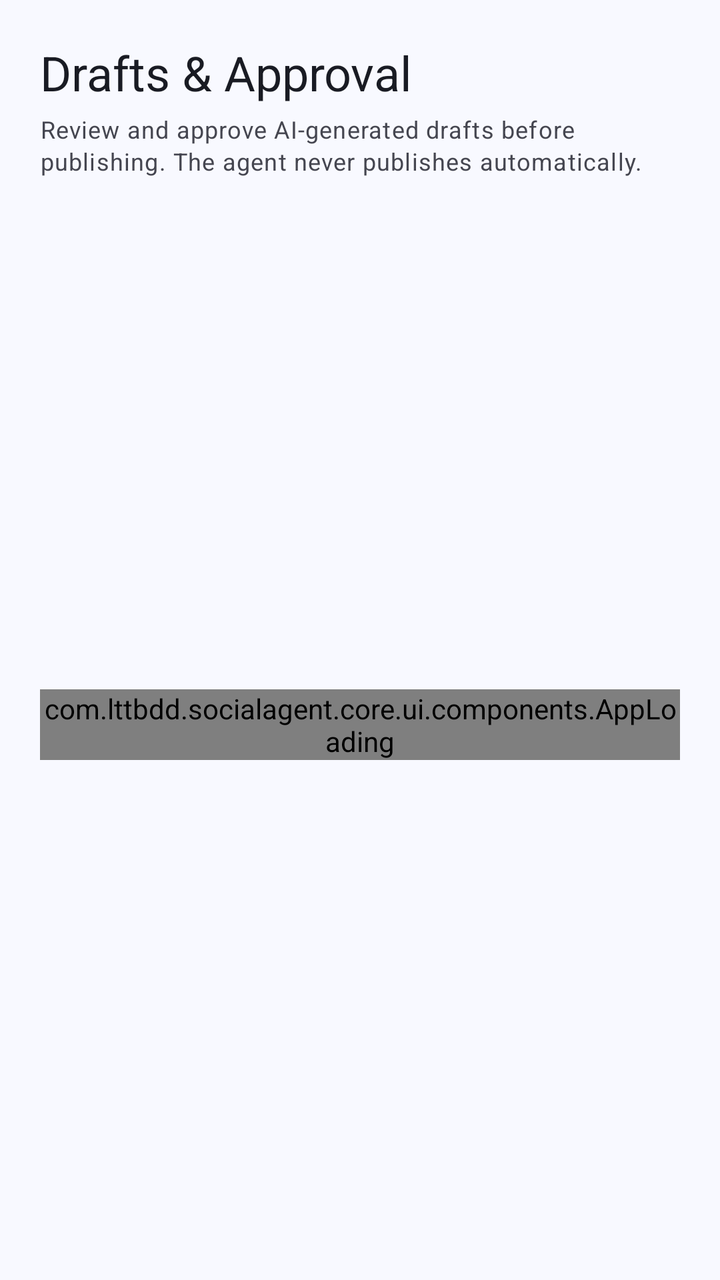
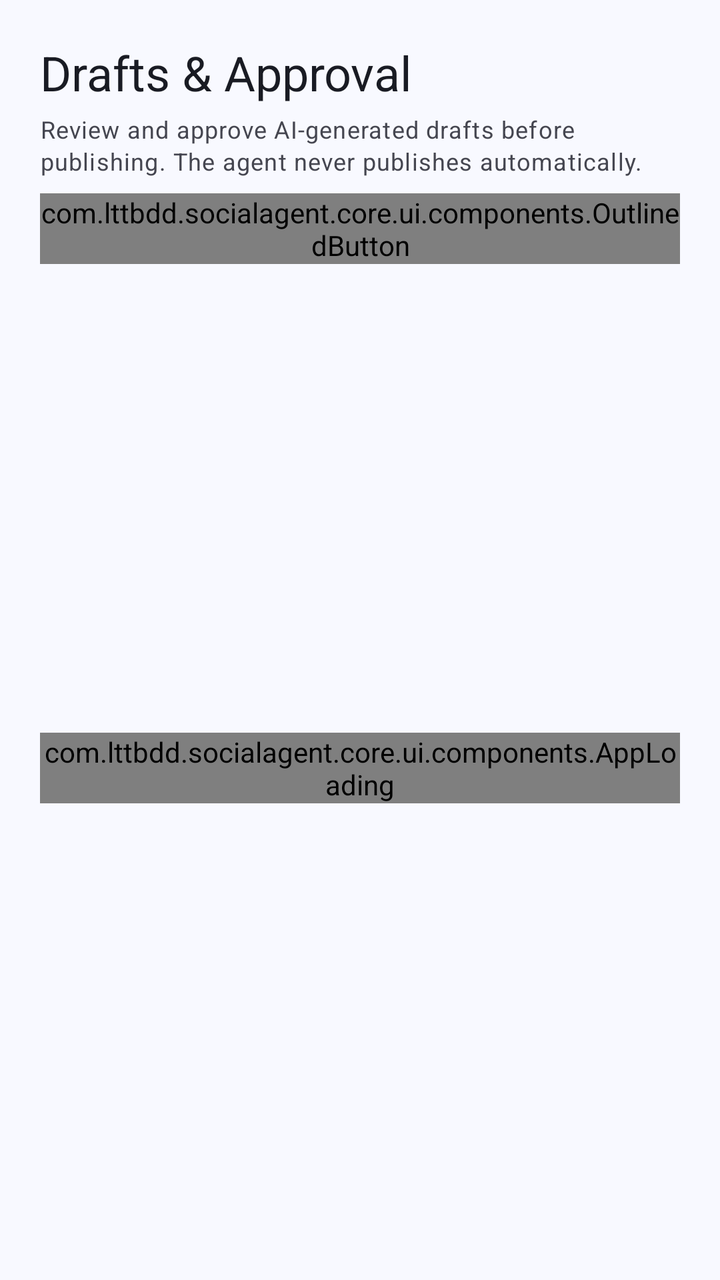

Screens rendered from an Android XML layout before and after an edit, with the pre-edit source and the edit as a unified diff.
<!-- AndroidManifest.xml: application theme Theme.SocialAgent -->
<!-- res/layout/fragment_review_drafts.xml -->
<?xml version="1.0" encoding="utf-8"?>
<LinearLayout xmlns:android="http://schemas.android.com/apk/res/android"
    android:layout_width="match_parent"
    android:layout_height="match_parent"
    android:orientation="vertical"
    android:padding="@dimen/screen_padding">

    <com.google.android.material.textview.MaterialTextView
        android:id="@+id/tvHeaderTitle"
        android:layout_width="match_parent"
        android:layout_height="wrap_content"
        android:text="@string/review_header_title"
        android:textAppearance="@style/TextAppearance.SocialAgent.Headline" />

    <com.google.android.material.textview.MaterialTextView
        android:id="@+id/tvHeaderSubtitle"
        android:layout_width="match_parent"
        android:layout_height="wrap_content"
        android:layout_marginTop="@dimen/component_spacing_xsmall"
        android:text="@string/review_header_subtitle"
        android:textAppearance="@style/TextAppearance.SocialAgent.Caption" />

    <FrameLayout
        android:layout_width="match_parent"
        android:layout_height="0dp"
        android:layout_marginTop="@dimen/component_spacing"
        android:layout_weight="1">

        <com.lttbdd.socialagent.core.ui.components.AppLoading
            android:id="@+id/loadingIndicator"
            android:layout_width="wrap_content"
            android:layout_height="wrap_content"
            android:layout_gravity="center"
            android:indeterminate="true" />

        <com.lttbdd.socialagent.core.ui.components.AppEmptyState
            android:id="@+id/emptyState"
            android:layout_width="match_parent"
            android:layout_height="wrap_content"
            android:layout_gravity="top"
            android:visibility="gone" />

        <androidx.recyclerview.widget.RecyclerView
            android:id="@+id/rvDrafts"
            android:layout_width="match_parent"
            android:layout_height="match_parent"
            android:clipToPadding="false"
            android:paddingBottom="@dimen/component_spacing"
            android:visibility="gone" />
    </FrameLayout>
</LinearLayout>
<!-- resources referenced by this layout -->
<resources>
  <dimen name="component_spacing">16dp</dimen>
  <dimen name="component_spacing_xsmall">4dp</dimen>
  <dimen name="screen_padding">20dp</dimen>
  <string name="review_header_subtitle">Review and approve AI-generated drafts before publishing. The agent never publishes automatically.</string>
  <string name="review_header_title">Drafts &amp; Approval</string>
  <style name="TextAppearance.SocialAgent.Caption" parent="TextAppearance.Material3.BodySmall">
          <item name="android:textColor">?attr/colorOnSurfaceVariant</item>
      </style>
  <style name="TextAppearance.SocialAgent.Headline" parent="TextAppearance.Material3.HeadlineSmall">
          <item name="android:textColor">?attr/colorOnSurface</item>
      </style>
  <color name="brand_primary">#4559A8</color>
  <color name="brand_on_primary">#FFFFFF</color>
  <color name="brand_primary_container">#E1E5FF</color>
  <color name="brand_on_primary_container">#101D5B</color>
  <color name="brand_secondary">#52647D</color>
  <color name="brand_on_secondary">#FFFFFF</color>
  <color name="brand_secondary_container">#D6E3FA</color>
  <color name="brand_on_secondary_container">#101D30</color>
  <color name="brand_background">#F8F9FF</color>
  <color name="brand_on_surface">#191B23</color>
  <color name="brand_surface">#F8F9FF</color>
  <color name="brand_surface_container_low">#F2F3FA</color>
  <color name="brand_surface_container">#ECEDF5</color>
  <color name="brand_surface_container_high">#E6E7F0</color>
  <color name="brand_surface_variant">#E2E2EC</color>
  <color name="brand_on_surface_variant">#454650</color>
  <color name="brand_outline">#767680</color>
  <color name="brand_outline_variant">#C6C6D0</color>
  <color name="brand_error">#BA1A1A</color>
  <color name="brand_on_error">#FFFFFF</color>
  <color name="brand_error_container">#FFDAD6</color>
  <style name="TextAppearance.SocialAgent.Display" parent="TextAppearance.Material3.DisplaySmall">
          <item name="android:textColor">?attr/colorOnSurface</item>
      </style>
  <style name="TextAppearance.SocialAgent.Title" parent="TextAppearance.Material3.TitleMedium">
          <item name="android:textColor">?attr/colorOnSurface</item>
      </style>
  <style name="TextAppearance.SocialAgent.Body" parent="TextAppearance.Material3.BodyLarge">
          <item name="android:textColor">?attr/colorOnSurface</item>
      </style>
  <style name="TextAppearance.SocialAgent.Label" parent="TextAppearance.Material3.LabelLarge">
          <item name="android:textColor">?attr/colorOnSurface</item>
      </style>
  <style name="Widget.SocialAgent.Button.Primary" parent="Widget.SocialAgent.Button" />
  <style name="Widget.SocialAgent.Button.Text" parent="Widget.Material3.Button.TextButton">
          <item name="android:minHeight">@dimen/button_height</item>
      </style>
  <style name="Widget.SocialAgent.BottomNavigation" parent="Widget.Material3.BottomNavigationView">
          <item name="backgroundTint">@color/brand_surface</item>
      </style>
  <style name="Widget.SocialAgent.Toolbar" parent="Widget.Material3.Toolbar">
          <item name="titleTextAppearance">@style/TextAppearance.SocialAgent.Title</item>
      </style>
  <style name="Widget.SocialAgent.CheckBox" parent="Widget.Material3.CompoundButton.CheckBox" />
  <style name="Widget.SocialAgent.RadioButton" parent="Widget.Material3.CompoundButton.RadioButton" />
  <style name="Widget.SocialAgent.Switch" parent="Widget.Material3.CompoundButton.Switch" />
  <style name="ThemeOverlay.SocialAgent.Dialog" parent="ThemeOverlay.Material3.MaterialAlertDialog">
          <item name="colorPrimary">@color/brand_primary</item>
      </style>
  <dimen name="button_height">48dp</dimen>
  <dimen name="corner_radius_medium">12dp</dimen>
  <dimen name="icon_size">24dp</dimen>
  <dimen name="corner_radius_large">20dp</dimen>
  <dimen name="card_padding">16dp</dimen>
  <!-- unchanged entries left out for length: 7 -->
</resources>

<!-- the commit's change to res/layout/fragment_review_drafts.xml (unified diff, before → after) -->
@@ -19,6 +19,14 @@
         android:layout_marginTop="@dimen/component_spacing_xsmall"
         android:text="@string/review_header_subtitle"
         android:textAppearance="@style/TextAppearance.SocialAgent.Caption" />
+
+    
+    <com.lttbdd.socialagent.core.ui.components.OutlinedButton
+        android:id="@+id/btnPublishStatus"
+        android:layout_width="wrap_content"
+        android:layout_height="wrap_content"
+        android:layout_marginTop="@dimen/component_spacing_small"
+        android:text="@string/publish_status_title" />
 
     <FrameLayout
         android:layout_width="match_parent"
<!-- resource entries referenced after the edit -->
@@ -1,8 +1,10 @@
 <!-- resources referenced by this layout -->
 <resources>
   <dimen name="component_spacing">16dp</dimen>
+  <dimen name="component_spacing_small">8dp</dimen>
   <dimen name="component_spacing_xsmall">4dp</dimen>
   <dimen name="screen_padding">20dp</dimen>
+  <string name="publish_status_title">Publishing status</string>
   <string name="review_header_subtitle">Review and approve AI-generated drafts before publishing. The agent never publishes automatically.</string>
   <string name="review_header_title">Drafts &amp; Approval</string>
   <style name="TextAppearance.SocialAgent.Caption" parent="TextAppearance.Material3.BodySmall">
